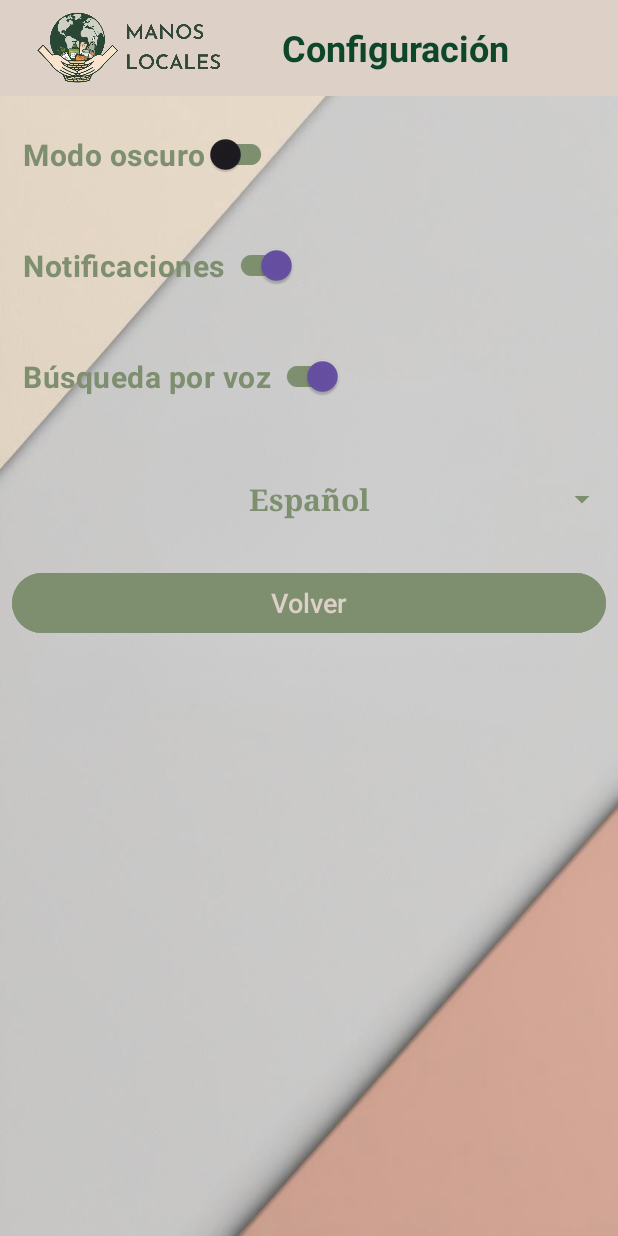
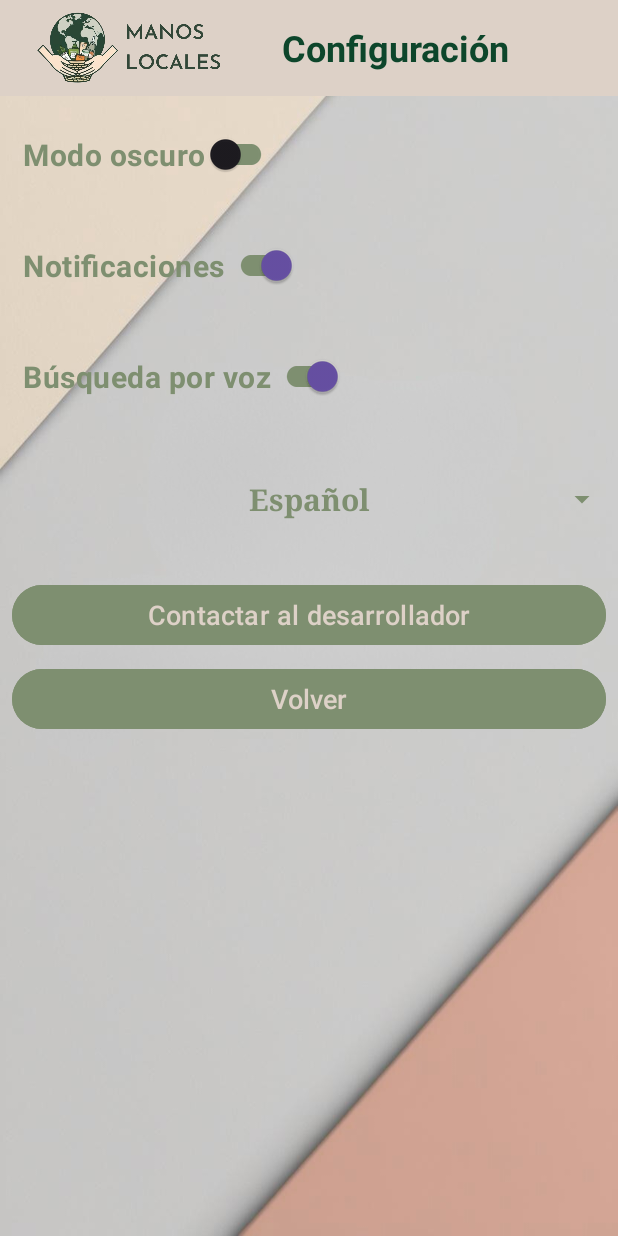
Before and after one commit to maxiteyo/TecnologiasMoviles-Manos-Locales, an Android app built with Jetpack Compose: the SettingsActivity screen opened directly, with no data from a screen before it, on a phone screen of 412 x 824 dp. Run offline under Robolectric (Android 15) with nearby library versions, the phone set to English and light mode, and no system bars; 1 statement that could not run was skipped.

Commit message:
consultas al desarrollador

```diff
--- a/app/src/main/AndroidManifest.xml
+++ b/app/src/main/AndroidManifest.xml
@@ -62,6 +62,10 @@
     <queries>
         <package android:name="com.whatsapp" />
         <package android:name="com.instagram.android" />
+        <intent>
+            <action android:name="android.intent.action.SENDTO" />
+            <data android:scheme="mailto" />
+        </intent>
     </queries>
 
 </manifest>
--- a/app/src/main/res/layout/activity_settings.xml
+++ b/app/src/main/res/layout/activity_settings.xml
@@ -104,6 +104,17 @@
         android:padding="15dp"
         />
 
+    <Button
+        android:id="@+id/btnContactDeveloper"
+        android:layout_width="match_parent"
+        android:layout_height="wrap_content"
+        android:backgroundTint="@color/verdeclaro"
+        android:textColor="@color/blancocrema"
+        android:text="@string/contactar_al_desarrollador"
+        android:textSize="18sp"
+        android:layout_marginTop="16dp"
+        android:layout_marginStart="8dp"
+        android:layout_marginEnd="8dp"/>
 
     <Button
         android:id="@+id/btnVolver"
--- a/app/src/main/res/values/strings.xml
+++ b/app/src/main/res/values/strings.xml
@@ -52,6 +52,7 @@
         <item>Inglés</item>
         <item>Portugués</item>
     </string-array>
+    <string name="contactar_al_desarrollador">Contactar al desarrollador</string>
 
     <!-- ProfileFragment -->
     <string name="perfil">Perfil</string>
```
Also changed, not shown: app/src/main/java/com/example/manoslocales/SettingsActivity.kt (+24 -0 lines), 2 other files.
